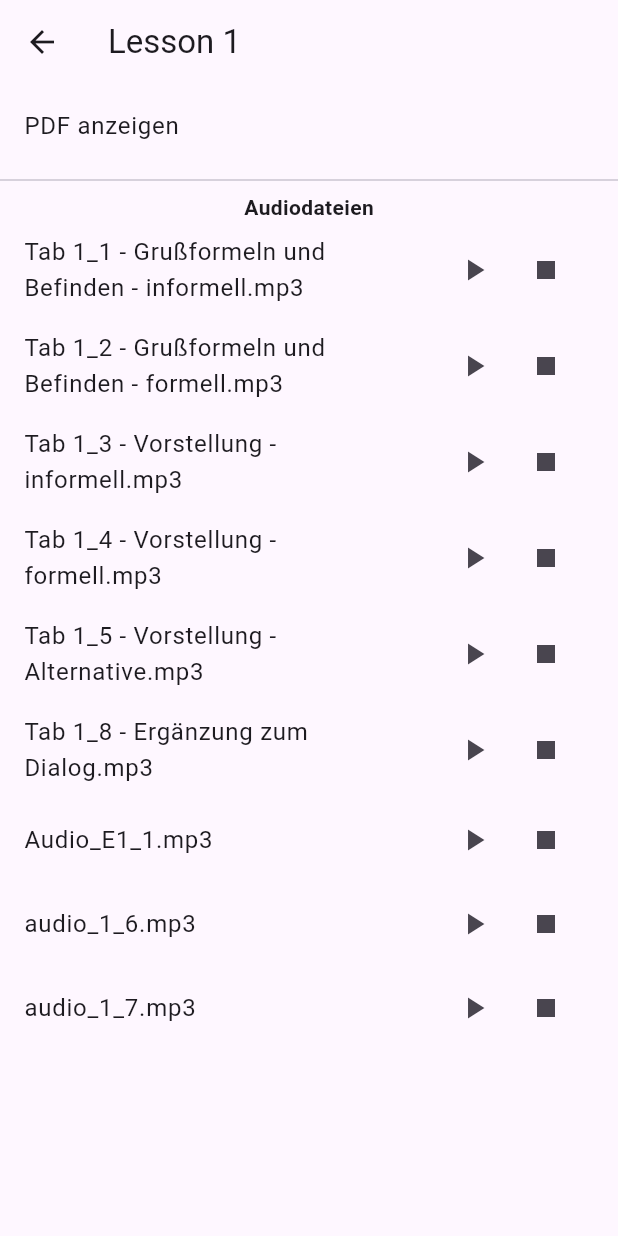
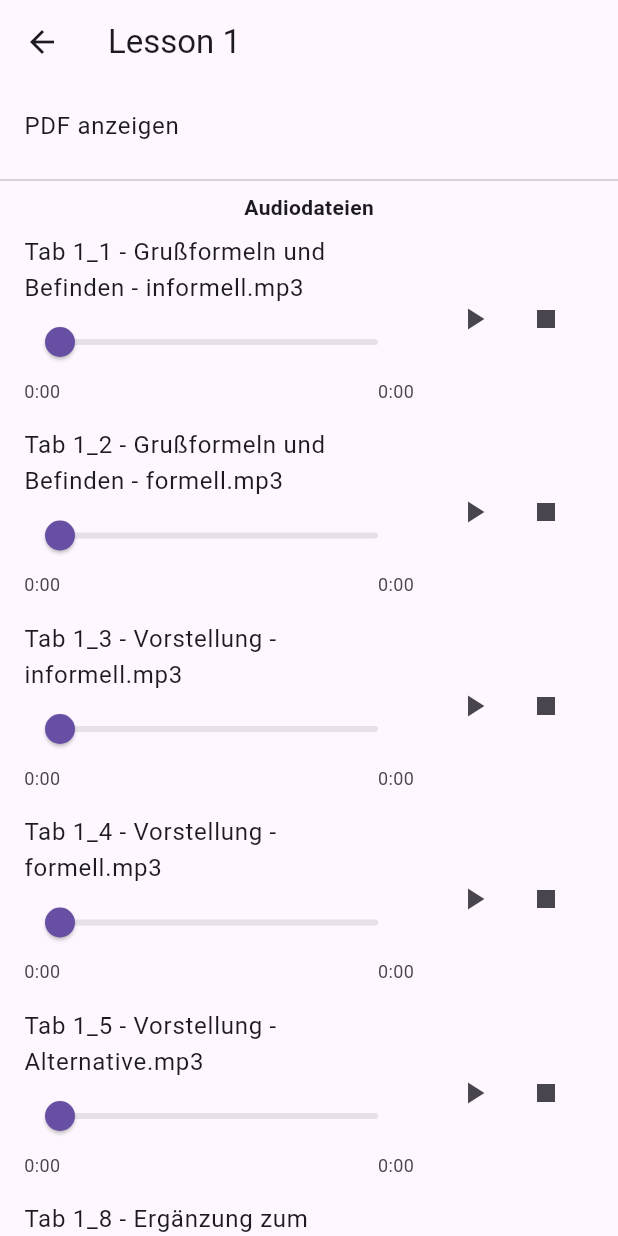
Before and after one commit to telberia/course-app, a Flutter app: the WelcomePage screen opened by its route, after a tap on "Lesson 1", on a phone screen of 412 x 824 dp. Run offline on Flutter 3.47's test engine with Material 3 defaults, Android fonts, the phone set to English and light mode, and no system bars; our stand-ins replace audioplayers, supabase_flutter; missing offline and left inert: flutter_pdfview; accounts and stored records are empty.

Commit message:
update pdf

```diff
--- a/course_app/lib/welcome_page.dart
+++ b/course_app/lib/welcome_page.dart
@@ -19,7 +19,7 @@ class _WelcomePageState extends State<WelcomePage> {
   final List<Map<String, dynamic>> lessons = [
     {
       'name': 'Lesson 1',
-      'pdf': 'assets/App/Lektion_1/vt1_eBook_Lektion_1.pdf',
+      'pdf': 'assets/App/Lektion_1/lektion1.pdf',
       'audio': [
         'assets/App/Lektion_1/Tab 1_1 - Grußformeln und Befinden - informell.mp3',
         'assets/App/Lektion_1/Tab 1_2 - Grußformeln und Befinden - formell.mp3',
@@ -187,6 +187,10 @@ class _LessonDetailPageState extends State<LessonDetailPage> {
     }
   }
 
+  String _formatDuration(Duration d) {
+    return "${d.inMinutes}:${(d.inSeconds % 60).toString().padLeft(2, '0')}";
+  }
+
   @override
   Widget build(BuildContext context) {
     return Scaffold(
@@ -214,10 +218,10 @@ class _LessonDetailPageState extends State<LessonDetailPage> {
                     itemBuilder: (context, index) {
                       final audio = widget.audioFiles[index];
                       final audioName = audio.split('/').last;
+                      final isCurrent = _isPlaying;
                       return ListTile(
                         title: Text(audioName),
-                        subtitle: _isPlaying
-                            ? Column(
+                        subtitle: Column(
                           children: [
                             Slider(
                               min: 0,
@@ -230,13 +234,15 @@ class _LessonDetailPageState extends State<LessonDetailPage> {
                                 }
                               },
                             ),
-                                  Text(
-                                    "${_audioPosition.inMinutes}:${(_audioPosition.inSeconds % 60).toString().padLeft(2, '0')} / ${_audioDuration.inMinutes}:${(_audioDuration.inSeconds % 60).toString().padLeft(2, '0')}",
-                                    style: const TextStyle(fontSize: 12),
+                            Row(
+                              mainAxisAlignment: MainAxisAlignment.spaceBetween,
+                              children: [
+                                Text(_formatDuration(_audioPosition), style: const TextStyle(fontSize: 12)),
+                                Text(_formatDuration(_audioDuration), style: const TextStyle(fontSize: 12)),
+                              ],
                             ),
                           ],
-                              )
-                            : null,
+                        ),
                         trailing: Row(
                           mainAxisSize: MainAxisSize.min,
                           children: [
```
Also changed, not shown: 2 other files. Lines whose indentation alone changed are shown as unchanged.
